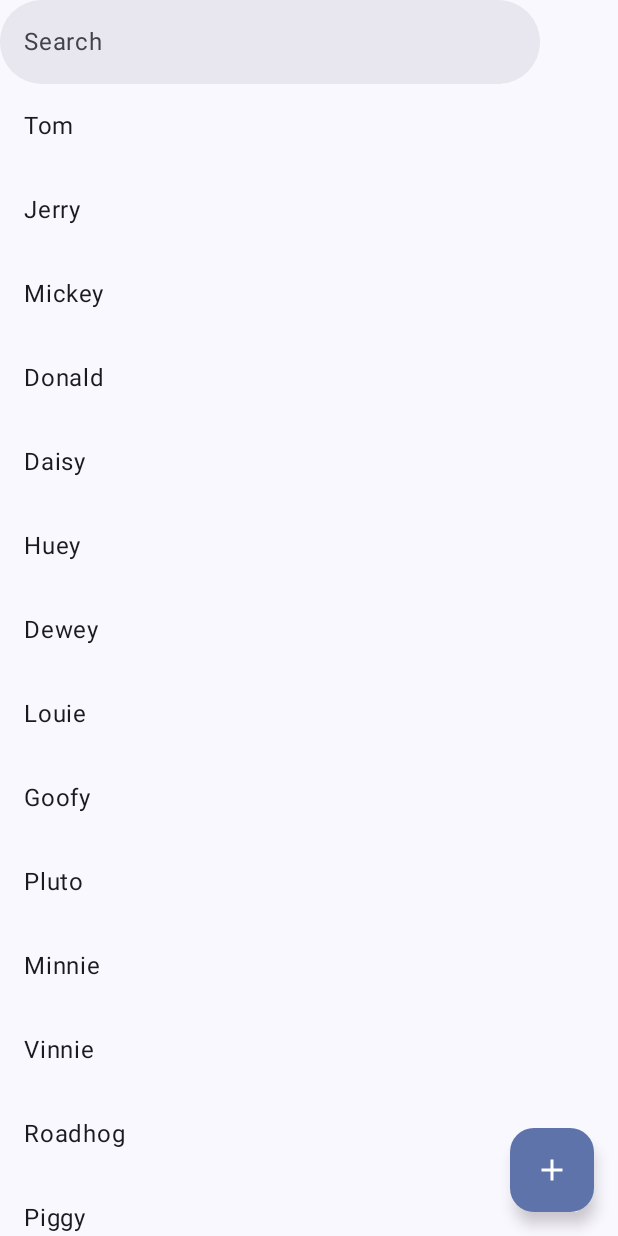
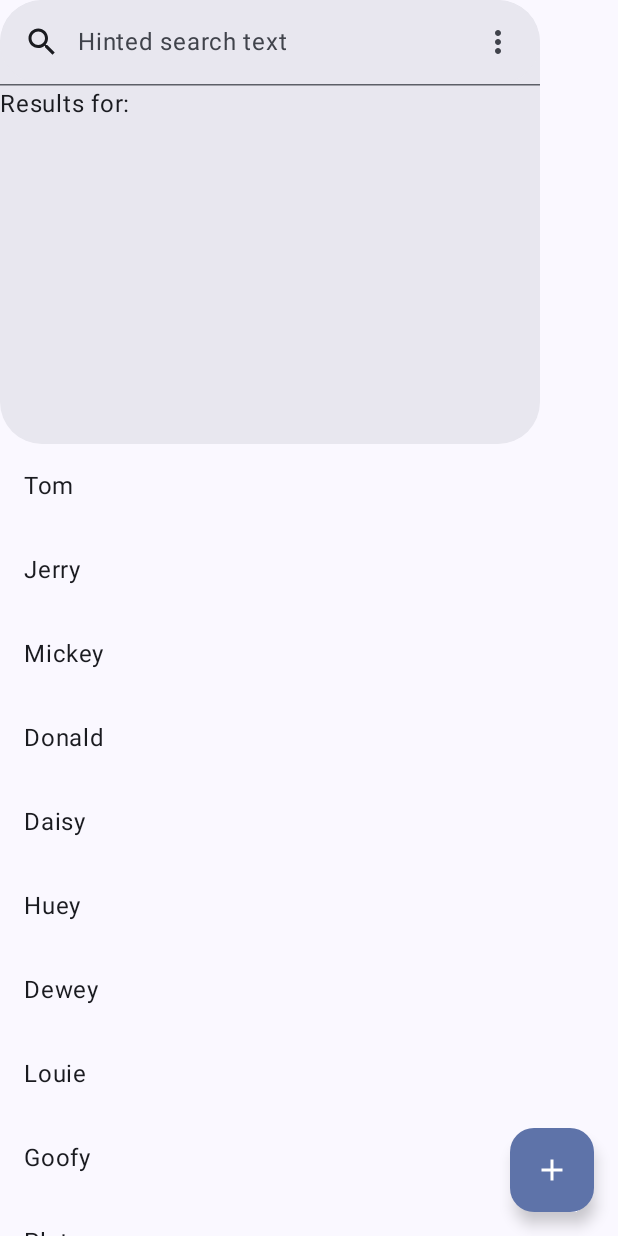
Before and after one commit to brightgeevarghese/SearchNames, an Android app built with Jetpack Compose: the screen it shows after launch (MainActivity), on a phone screen of 412 x 824 dp. Run offline under Robolectric (Android 15) with nearby library versions, the phone set to English and light mode, and no system bars.

Commit message:
Updated with comments

```diff
--- a/app/src/main/java/com/example/searchdemo/MainActivity.kt
+++ b/app/src/main/java/com/example/searchdemo/MainActivity.kt
@@ -1,5 +1,6 @@
 package com.example.searchdemo
 
+import android.R.attr.text
 import android.os.Bundle
 import androidx.activity.ComponentActivity
 import androidx.activity.compose.setContent
@@ -9,6 +10,8 @@ import androidx.compose.foundation.layout.padding
 import androidx.compose.foundation.lazy.LazyColumn
 import androidx.compose.material.icons.Icons
 import androidx.compose.material.icons.filled.Add
+import androidx.compose.material.icons.filled.MoreVert
+import androidx.compose.material.icons.filled.Search
 import androidx.compose.material3.DockedSearchBar
 import androidx.compose.material3.ExperimentalMaterial3Api
 import androidx.compose.material3.FloatingActionButton
@@ -51,27 +54,35 @@ fun SearchNames(
         "Tom", "Jerry", "Mickey", "Donald", "Daisy", "Huey", "Dewey", "Louie", "Goofy", "Pluto", "Minnie", "Vinnie", "Roadhog", "Piggy", "Mona", "Frozen"
     ) }
     var expanded by remember { mutableStateOf(false) }
-    var query by remember { mutableStateOf("") }
-    val filteredNames = names.filter { it.contains(query, ignoreCase = true) }
+    var text by remember { mutableStateOf("") }
+    val filteredNames = names.filter { it.contains(text, ignoreCase = true) }
     Scaffold(
         modifier = modifier,
         topBar = {
             DockedSearchBar(
                 inputField = {
                     SearchBarDefaults.InputField(
-                        query = query, //The text currently typed in the search box
-                        onQueryChange = { input -> query = input },//{query = it} // A function that runs whenever the user types something — updates query state.
-                        onSearch = { expanded = false },//After pressing the search key, the search bar collapses (results area closes).
+                        query = text, //The current text shown inside the search box
+                        // Callback whenever the user types something.
+                        // Updates the state variable `text` with the new input.
+                        onQueryChange = { text = it },
+                        // Callback when the user presses the search key (IME action).
+                        // Collapses the search bar by setting `expanded` to false.
+                        onSearch = { expanded = false },
                         expanded = expanded,
-                        onExpandedChange = { status -> expanded = !status },
-                        placeholder = { Text(text = "Search") }
+                        // Callback whenever the expanded state changes (user taps, focuses, etc.)
+                        onExpandedChange = { expanded = it },
+                        placeholder = { Text("Hinted search text") },
+                        leadingIcon = { Icon(Icons.Default.Search, contentDescription = null) },
+                        trailingIcon = { Icon(Icons.Default.MoreVert, contentDescription = null) },
                     )
                 },
+                // Controls whether the result area below the search bar is visible.
                 expanded = expanded,//if it is true, it shows expanded
                 onExpandedChange = { expanded = it },
             ) {
                 Text(
-                    text = "Results for: $query",
+                    text = "Results for: $text",
                 )
             }
         },
--- a/gradle/libs.versions.toml
+++ b/gradle/libs.versions.toml
@@ -1,5 +1,5 @@
 [versions]
-agp = "8.12.0"
+agp = "8.13.0"
 kotlin = "2.0.21"
 coreKtx = "1.17.0"
 junit = "4.13.2"
```
